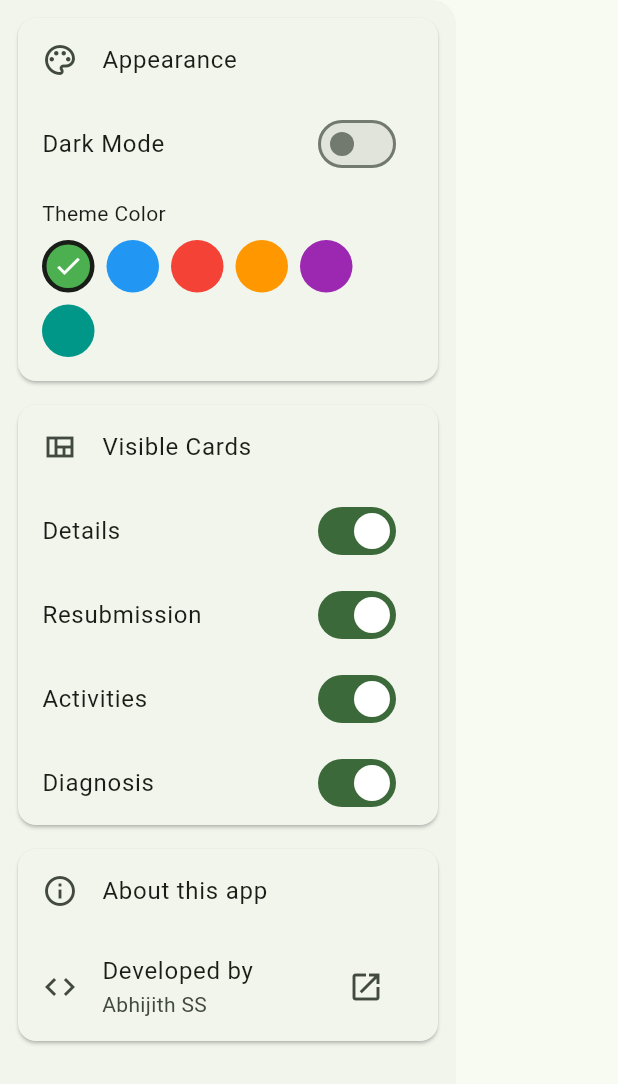
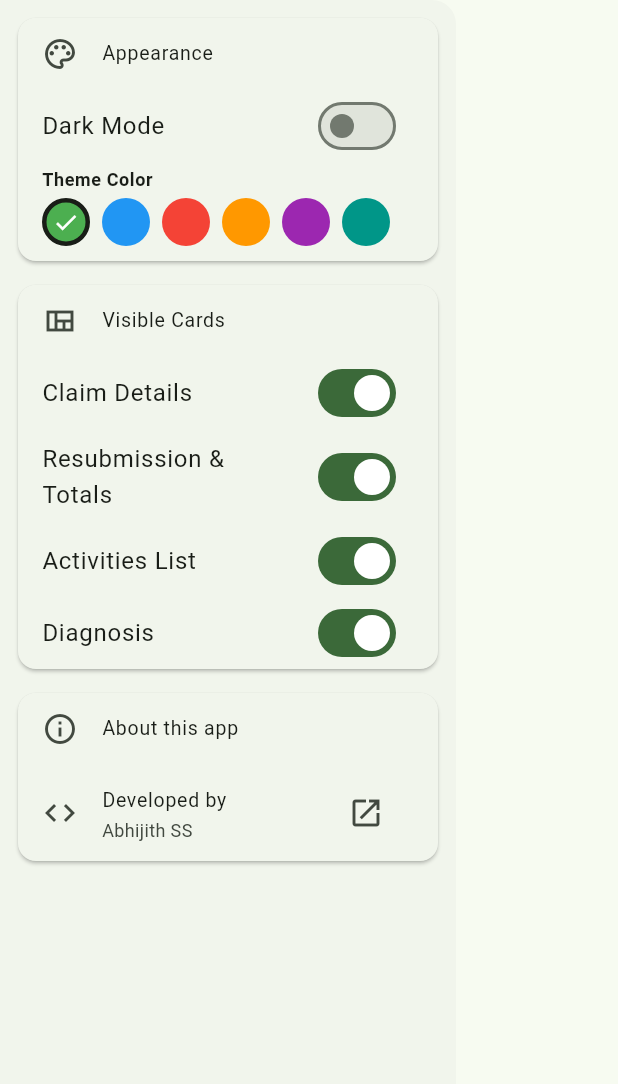
Before and after one commit to RaidenExn/project_xmedit, a Flutter app: the AppDrawer widget shown alone on an empty page, opened directly, on a phone screen of 412 x 824 dp. Shown: the top 1084 px of the screen. Run offline on Flutter 3.47's test engine with Material 3 defaults, Android fonts, the phone set to English and light mode, and no system bars; our stand-ins replace file_picker, package_info_plus, shared_preferences, sqflite, sqflite_common_ffi; missing offline and left inert: desktop_drop, window_manager; accounts and stored records are empty; statements that could not run were skipped.

Commit message:
UI/UX improvements, some fixes

```diff
--- a/lib/home_page.dart
+++ b/lib/home_page.dart
@@ -9,7 +9,6 @@ import 'package:provider/provider.dart';
 import 'package:url_launcher/url_launcher.dart';
 import 'package:window_manager/window_manager.dart';
 
-// Intents for Keyboard Shortcuts
 class OpenIntent extends Intent {}
 class SaveIntent extends Intent {}
 class SaveAsIntent extends Intent {}
@@ -110,14 +109,22 @@ class _HomePageState extends State<HomePage> with WindowListener {
             title: DragToMoveArea(
               child: SizedBox(
                   width: double.infinity,
-                  child: Text('Project XMEdit - v$_version')),
+                  child: Text('project_xmedit - v$_version')),
             ),
             actions: [
-              TextButton.icon(
+              FilledButton.icon(
                 icon: const Icon(Icons.folder_open_outlined),
                 label: const Text("Open"),
                 onPressed: notifier.loadXmlFile,
+                style: FilledButton.styleFrom(
+                  visualDensity: VisualDensity.compact,
+                  backgroundColor:
+                      Theme.of(context).colorScheme.secondaryContainer,
+                  foregroundColor:
+                      Theme.of(context).colorScheme.onSecondaryContainer,
+                ),
               ),
+              const SizedBox(width: 8),
               TextButton.icon(
                 icon: const Icon(Icons.clear_all),
                 label: const Text("Clear All"),
@@ -218,18 +225,26 @@ class _AppDrawerState extends State<AppDrawer> {
                 const ListTile(
                   title: Text('Appearance'),
                   leading: Icon(Icons.palette_outlined),
+                  dense: true,
                 ),
                 SwitchListTile(
                   title: const Text('Dark Mode'),
                   value: themeNotifier.isDarkMode,
                   onChanged: (value) => themeNotifier.toggleTheme(),
-                ),
-                const Padding(
-                  padding: EdgeInsets.fromLTRB(16, 8, 16, 8),
-                  child: Text('Theme Color'),
+                  visualDensity: VisualDensity.compact,
                 ),
                 Padding(
-                  padding: const EdgeInsets.fromLTRB(16, 0, 16, 16),
+                  padding: const EdgeInsets.fromLTRB(16, 4, 16, 4),
+                  child: Text(
+                    'Theme Color',
+                    style: Theme.of(context)
+                        .textTheme
+                        .bodySmall
+                        ?.copyWith(fontWeight: FontWeight.bold),
+                  ),
+                ),
+                Padding(
+                  padding: const EdgeInsets.fromLTRB(16, 0, 16, 10),
                   child: Wrap(
                     spacing: 8,
                     runSpacing: 8,
@@ -240,27 +255,26 @@ class _AppDrawerState extends State<AppDrawer> {
                       final iconColor = brightness == Brightness.dark
                           ? Colors.white
                           : Colors.black;
+                      const double size = 32;
 
                       return InkWell(
                         onTap: () => themeNotifier.changeSeedColor(color),
-                        borderRadius: BorderRadius.circular(20),
+                        borderRadius: BorderRadius.circular(size / 2),
                         child: Container(
-                          width: 35,
-                          height: 35,
+                          width: size,
+                          height: size,
                           decoration: BoxDecoration(
                             color: color,
                             shape: BoxShape.circle,
                             border: isSelected
                                 ? Border.all(
-                                    color: Theme.of(context)
-                                        .colorScheme
-                                        .onSurface,
-                                    width: 3,
-                                  )
+                                      color: Theme.of(context).colorScheme.onSurface,
+                                      width: 3,
+                                    )
                                 : null,
                           ),
                           child: isSelected
-                              ? Icon(Icons.check, color: iconColor, size: 20)
+                              ? Icon(Icons.check, color: iconColor, size: 18)
                               : null,
                         ),
                       );
@@ -278,17 +292,23 @@ class _AppDrawerState extends State<AppDrawer> {
                 const ListTile(
                   title: Text('Visible Cards'),
                   leading: Icon(Icons.view_quilt_outlined),
+                  dense: true,
                 ),
                 ...cardNotifier.visibilities.entries.map((entry) {
                   final key = entry.key;
                   String title = key[0].toUpperCase() + key.substring(1);
                   if (key == 'resubmission & totals') {
-                    title = 'Resubmission';
+                    title = 'Resubmission & Totals';
+                  } else if (key == 'activities') {
+                    title = 'Activities List';
+                  } else if (key == 'details') {
+                    title = 'Claim Details';
                   }
                   return SwitchListTile(
                     title: Text(title),
                     value: entry.value,
                     onChanged: (value) => cardNotifier.toggle(key),
+                    visualDensity: VisualDensity.compact,
                   );
                 }),
               ],
@@ -320,6 +340,7 @@ class _AppDrawerState extends State<AppDrawer> {
                           'https://github.com/RaidenExn/project_xmedit/issues'),
                     ),
                   ],
+                  dense: true,
                   child: const Text('About this app'),
                 ),
                 ListTile(
@@ -330,6 +351,7 @@ class _AppDrawerState extends State<AppDrawer> {
                     icon: const Icon(Icons.open_in_new),
                     onPressed: () => _launchURL('https://github.com/RaidenExn/project_xmedit'),
                   ),
+                  dense: true,
                 ),
               ],
             ),
```
Also changed, not shown: lib/cards/cards.dart (+124 -51 lines), lib/notifiers.dart (+57 -19 lines), lib/widgets.dart (+25 -0 lines), pubspec.yaml (+8 -8 lines), assets/screenshot1.png, pubspec.lock.
